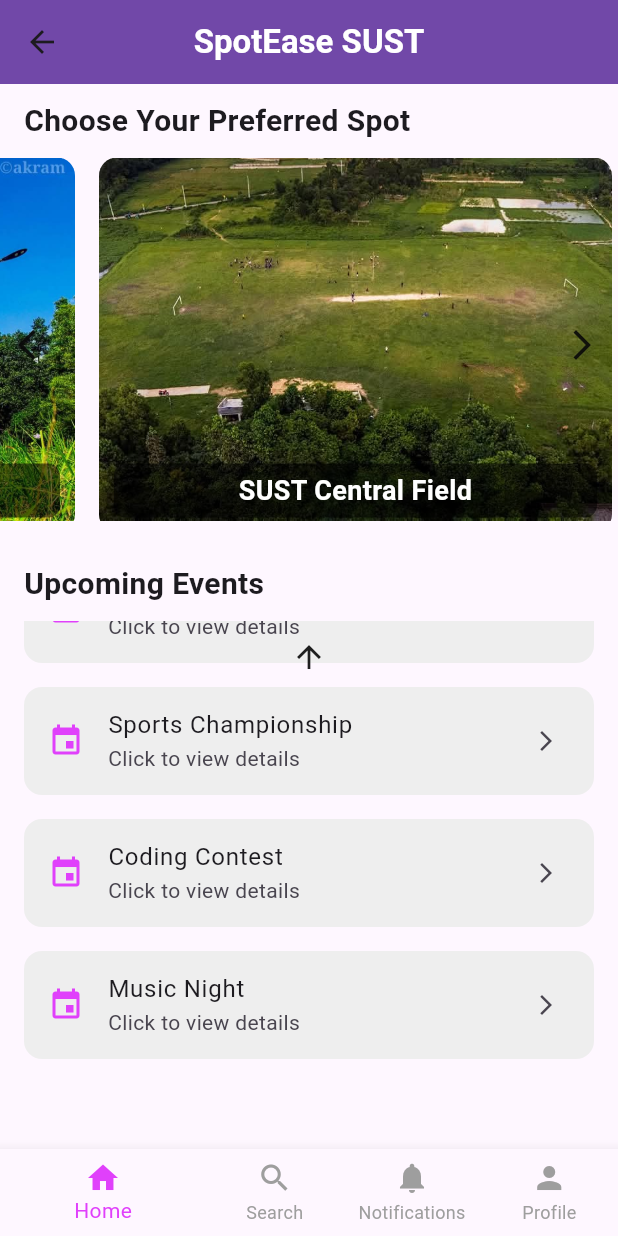
After one commit to mohaiminulnirob/SWE-250_Android_App, a Flutter app: the HomePage screen opened by its route, scrolled down 140 dp, after a tap on the "arrow forward ios" icon, on a phone screen of 412 x 824 dp. The commit adds this screen. Run offline on Flutter 3.47's test engine with Material 3 defaults, Android fonts, the phone set to English and light mode, and no system bars.

Commit message:
add home page and modify previous pages

```diff
--- a/lib/main.dart
+++ b/lib/main.dart
@@ -1,6 +1,9 @@
 import 'package:flutter/material.dart';
+import 'package:project/pages/login_page.dart';
 import 'package:project/pages/welcome_page.dart';
-import 'package:project/pages/login_page.dart';
+import 'package:project/pages/registration_page.dart';
+import 'package:project/pages/verification_page.dart';
+import 'package:project/pages/home_page.dart';
 
 void main() {
   runApp(const MyApp());
@@ -14,8 +17,19 @@ class MyApp extends StatelessWidget {
     return MaterialApp(
       debugShowCheckedModeBanner: false,
       home: WelcomePage(),
+      onGenerateRoute: (settings) {
+        if (settings.name == '/verification') {
+          final args = settings.arguments as String;
+          return MaterialPageRoute(
+            builder: (context) => VerificationPage(email: args),
+          );
+        }
+        return null;
+      },
       routes: {
+        '/home': (context) => const HomePage(),
         '/login': (context) => LoginPage(),
+        '/register': (context) => RegistrationPage(),
       },
     );
   }
--- /dev/null
+++ b/lib/pages/home_page.dart
@@ -0,0 +1,99 @@
+import 'package:flutter/material.dart';
+import 'package:project/widgets/bottom_nav_bar.dart';
+import 'package:project/widgets/custom_app_bar.dart';
+import 'package:project/widgets/spot_list.dart';
+import 'package:project/widgets/event_list.dart';
+
+class HomePage extends StatefulWidget {
+  const HomePage({super.key});
+
+  @override
+  HomePageState createState() => HomePageState();
+}
+
+class HomePageState extends State<HomePage> {
+  int _selectedIndex = 0;
+
+  final List<String> _spotImages = [
+    'assets/images/sust_audi2.jpg',
+    'assets/images/central_field.jpg',
+    'assets/images/basketball_ground.jpg',
+    'assets/images/handball_ground.jpg',
+    'assets/images/mini_audi.jpg',
+  ];
+
+  final List<String> _spotNames = [
+    "SUST Auditorium",
+    "SUST Central Field",
+    "SUST Basketball Ground",
+    "SUST Handball Ground",
+    "SUST Mini Auditorium",
+  ];
+
+  final List<String> _eventNames = [
+    "Cultural Fest 2025",
+    "Tech Carnival",
+    "Sports Championship",
+    "Coding Contest",
+    "Music Night"
+  ];
+
+  void _onItemTapped(int index) {
+    setState(() {
+      _selectedIndex = index;
+    });
+
+    switch (index) {
+      case 0:
+        Navigator.pushReplacementNamed(context, '/home');
+        break;
+      case 1:
+        Navigator.pushReplacementNamed(context, '/search');
+        break;
+      case 2:
+        Navigator.pushReplacementNamed(context, '/notifications');
+        break;
+      case 3:
+        Navigator.pushReplacementNamed(context, '/profile');
+        break;
+    }
+  }
+
+  @override
+  Widget build(BuildContext context) {
+    return Scaffold(
+      appBar: const CustomAppBar(title: "SpotEase SUST", showBackButton: false),
+      body: SingleChildScrollView(
+        child: Column(
+          crossAxisAlignment: CrossAxisAlignment.start,
+          children: [
+            const SizedBox(height: 10),
+            const Padding(
+              padding: EdgeInsets.symmetric(horizontal: 16.0),
+              child: Text(
+                "Choose Your Preferred Spot",
+                style: TextStyle(fontSize: 20, fontWeight: FontWeight.bold),
+              ),
+            ),
+            const SizedBox(height: 10),
+            SpotList(spotImages: _spotImages, spotNames: _spotNames),
+            const SizedBox(height: 20),
+            const Padding(
+              padding: EdgeInsets.symmetric(horizontal: 16.0),
+              child: Text(
+                "Upcoming Events",
+                style: TextStyle(fontSize: 20, fontWeight: FontWeight.bold),
+              ),
+            ),
+            const SizedBox(height: 10),
+            EventList(eventNames: _eventNames),
+          ],
+        ),
+      ),
+      bottomNavigationBar: BottomNavBar(
+        currentIndex: _selectedIndex,
+        onTap: _onItemTapped,
+      ),
+    );
+  }
+}
--- a/lib/pages/login_page.dart
+++ b/lib/pages/login_page.dart
@@ -10,6 +10,23 @@ class LoginPage extends StatefulWidget {
 
 class _LoginPageState extends State<LoginPage> {
   bool _isPasswordVisible = false;
+  bool _isLoading = false;
+
+  void _handleLogin() async {
+    setState(() {
+      _isLoading = true;
+    });
+
+    await Future.delayed(const Duration(seconds: 2));
+
+    setState(() {
+      _isLoading = false;
+    });
+
+    if (mounted) {
+      Navigator.pushReplacementNamed(context, '/home');
+    }
+  }
 
   @override
   Widget build(BuildContext context) {
@@ -90,20 +107,20 @@ class _LoginPageState extends State<LoginPage> {
                 SizedBox(
                   width: double.infinity,
                   child: ElevatedButton(
-                    onPressed: () {
-                      Navigator.pushReplacementNamed(context, '/home');
-                    },
+                    onPressed: _isLoading ? null : _handleLogin,
                     style: ElevatedButton.styleFrom(
                       padding: const EdgeInsets.symmetric(vertical: 15),
                       shape: RoundedRectangleBorder(
                           borderRadius: BorderRadius.circular(10)),
                       backgroundColor: const Color.fromARGB(255, 101, 237, 52),
                     ),
-                    child: const Text("Log In",
-                        style: TextStyle(
-                            color: Colors.black,
-                            fontSize: 16,
-                            fontWeight: FontWeight.bold)),
+                    child: _isLoading
+                        ? const CircularProgressIndicator(color: Colors.black)
+                        : const Text("Log In",
+                            style: TextStyle(
+                                color: Colors.black,
+                                fontSize: 16,
+                                fontWeight: FontWeight.bold)),
                   ),
                 ),
                 const SizedBox(height: 20),
--- a/lib/pages/verification_page.dart
+++ b/lib/pages/verification_page.dart
@@ -39,7 +39,8 @@ class VerificationPageState extends State<VerificationPage> {
             child: Column(
               mainAxisAlignment: MainAxisAlignment.center,
               children: [
-                const Icon(Icons.mark_email_read, size: 80, color: Colors.white),
+                const Icon(Icons.mark_email_read,
+                    size: 80, color: Colors.white),
                 const SizedBox(height: 20),
                 const Text(
                   "You are almost there!",
--- a/lib/pages/welcome_page.dart
+++ b/lib/pages/welcome_page.dart
@@ -13,7 +13,7 @@ class WelcomePageState extends State<WelcomePage> {
   final List<String> images = [
     'assets/images/sust_audi.jpg',
     'assets/images/central_field2.jpg',
-    'assets/images/basketball_ground.jpg'
+    'assets/images/basketball_ground2.jpg'
   ];
   int _imageIndex = 0;
   String fullQuote = "SUST Spot Booking, Smart & Easy!";
@@ -51,7 +51,7 @@ class WelcomePageState extends State<WelcomePage> {
       backgroundColor: const Color.fromARGB(197, 21, 18, 24),
       body: Center(
         child: Padding(
-          padding: const EdgeInsets.symmetric(horizontal: 30.0),
+          padding: const EdgeInsets.symmetric(horizontal: 10.0),
           child: Column(
             mainAxisAlignment: MainAxisAlignment.center,
             children: [
@@ -60,7 +60,7 @@ class WelcomePageState extends State<WelcomePage> {
                 child: Image.asset(
                   images[_imageIndex],
                   key: ValueKey<String>(images[_imageIndex]),
-                  height: 220,
+                  height: 250,
                   width: double.infinity,
                   fit: BoxFit.cover,
                 ),
@@ -71,7 +71,7 @@ class WelcomePageState extends State<WelcomePage> {
                 textAlign: TextAlign.center,
                 style: const TextStyle(
                     color: Colors.white,
-                    fontSize: 17,
+                    fontSize: 20,
                     fontWeight: FontWeight.bold,
                     fontFamily: 'Urbanist'),
               ),
--- /dev/null
+++ b/lib/widgets/bottom_nav_bar.dart
@@ -0,0 +1,38 @@
+import 'package:flutter/material.dart';
+
+class BottomNavBar extends StatelessWidget {
+  final int currentIndex;
+  final Function(int) onTap;
+
+  const BottomNavBar(
+      {super.key, required this.currentIndex, required this.onTap});
+
+  @override
+  Widget build(BuildContext context) {
+    return BottomNavigationBar(
+      currentIndex: currentIndex,
+      onTap: onTap,
+      selectedItemColor: Colors.purpleAccent,
+      unselectedItemColor: Colors.grey,
+      showUnselectedLabels: true,
+      items: const [
+        BottomNavigationBarItem(
+          icon: Icon(Icons.home),
+          label: "Home",
+        ),
+        BottomNavigationBarItem(
+          icon: Icon(Icons.search),
+          label: "Search",
+        ),
+        BottomNavigationBarItem(
+          icon: Icon(Icons.notifications),
+          label: "Notifications",
+        ),
+        BottomNavigationBarItem(
+          icon: Icon(Icons.person),
+          label: "Profile",
+        ),
+      ],
+    );
+  }
+}
--- /dev/null
+++ b/lib/widgets/event_list.dart
@@ -0,0 +1,106 @@
+import 'package:flutter/material.dart';
+
+class EventList extends StatefulWidget {
+  final List<String> eventNames;
+
+  const EventList({super.key, required this.eventNames});
+
+  @override
+  State<EventList> createState() => _EventListState();
+}
+
+class _EventListState extends State<EventList> {
+  final ScrollController _scrollController = ScrollController();
+  bool _showUpArrow = false;
+  bool _showDownArrow = true;
+
+  @override
+  void initState() {
+    super.initState();
+    _scrollController.addListener(_updateScrollArrows);
+  }
+
+  void _updateScrollArrows() {
+    setState(() {
+      _showUpArrow = _scrollController.offset > 0;
+      _showDownArrow =
+          _scrollController.offset < _scrollController.position.maxScrollExtent;
+    });
+  }
+
+  void _scrollUp() {
+    _scrollController.animateTo(
+      _scrollController.offset - 200,
+      duration: const Duration(milliseconds: 500),
+      curve: Curves.easeInOut,
+    );
+  }
+
+  void _scrollDown() {
+    _scrollController.animateTo(
+      _scrollController.offset + 200,
+      duration: const Duration(milliseconds: 500),
+      curve: Curves.easeInOut,
+    );
+  }
+
+  @override
+  Widget build(BuildContext context) {
+    return Stack(
+      alignment: Alignment.center,
+      children: [
+        SizedBox(
+          height: 300,
+          child: ListView.builder(
+            controller: _scrollController,
+            itemCount: widget.eventNames.length,
+            itemBuilder: (context, index) {
+              return Padding(
+                padding:
+                    const EdgeInsets.symmetric(horizontal: 16, vertical: 8),
+                child: Container(
+                  decoration: BoxDecoration(
+                    borderRadius: BorderRadius.circular(12),
+                    color: Colors.grey[200],
+                  ),
+                  child: ListTile(
+                    leading:
+                        const Icon(Icons.event, color: Colors.purpleAccent),
+                    title: Text(widget.eventNames[index]),
+                    subtitle: const Text("Click to view details"),
+                    trailing: const Icon(Icons.arrow_forward_ios, size: 16),
+                    onTap: () {},
+                  ),
+                ),
+              );
+            },
+          ),
+        ),
+        if (_showUpArrow)
+          Positioned(
+            top: 0,
+            child: IconButton(
+              icon: const Icon(Icons.arrow_upward,
+                  color: Color.fromARGB(231, 9, 9, 9)),
+              onPressed: _scrollUp,
+            ),
+          ),
+        if (_showDownArrow)
+          Positioned(
+            bottom: 0,
+            child: IconButton(
+              icon: const Icon(Icons.arrow_downward,
+                  color: Color.fromARGB(231, 9, 9, 9)),
+              onPressed: _scrollDown,
+            ),
+          ),
+      ],
+    );
+  }
+
+  @override
+  void dispose() {
+    _scrollController.dispose();
+    super.dispose();
+  }
+}
--- /dev/null
+++ b/lib/widgets/spot_list.dart
@@ -0,0 +1,132 @@
+import 'package:flutter/material.dart';
+
+class SpotList extends StatefulWidget {
+  final List<String> spotImages;
+  final List<String> spotNames;
+
+  const SpotList(
+      {super.key, required this.spotImages, required this.spotNames});
+
+  @override
+  State<SpotList> createState() => _SpotListState();
+}
+
+class _SpotListState extends State<SpotList> {
+  final ScrollController _scrollController = ScrollController();
+  bool _showLeftArrow = false;
+  bool _showRightArrow = true;
+
+  @override
+  void initState() {
+    super.initState();
+    _scrollController.addListener(_updateScrollArrows);
+  }
+
+  void _updateScrollArrows() {
+    setState(() {
+      _showLeftArrow = _scrollController.offset > 0;
+      _showRightArrow =
+          _scrollController.offset < _scrollController.position.maxScrollExtent;
+    });
+  }
+
+  void _scrollLeft() {
+    _scrollController.animateTo(
+      _scrollController.offset - 300,
+      duration: const Duration(milliseconds: 500),
+      curve: Curves.easeInOut,
+    );
+  }
+
+  void _scrollRight() {
+    _scrollController.animateTo(
+      _scrollController.offset + 300,
+      duration: const Duration(milliseconds: 500),
+      curve: Curves.easeInOut,
+    );
+  }
+
+  @override
+  Widget build(BuildContext context) {
+    return Stack(
+      alignment: Alignment.center,
+      children: [
+        SizedBox(
+          height: 250,
+          child: ListView.builder(
+            controller: _scrollController,
+            scrollDirection: Axis.horizontal,
+            itemCount: widget.spotImages.length,
+            itemBuilder: (context, index) {
+              return GestureDetector(
+                onTap: () {},
+                child: Padding(
+                  padding: const EdgeInsets.symmetric(horizontal: 8.0),
+                  child: ClipRRect(
+                    borderRadius: BorderRadius.circular(12),
+                    child: Stack(
+                      children: [
+                        Image.asset(
+                          widget.spotImages[index],
+                          height: 242,
+                          width: 342,
+                          fit: BoxFit.cover,
+                        ),
+                        Positioned(
+                          bottom: 10,
+                          left: 10,
+                          right: 10,
+                          child: Container(
+                            padding: const EdgeInsets.symmetric(
+                                vertical: 5, horizontal: 10),
+                            decoration: BoxDecoration(
+                              color: Colors.black54,
+                              borderRadius: BorderRadius.circular(8),
+                            ),
+                            child: Text(
+                              widget.spotNames[index],
+                              style: const TextStyle(
+                                color: Colors.white,
+                                fontSize: 18,
+                                fontWeight: FontWeight.bold,
+                              ),
+                              textAlign: TextAlign.center,
+                            ),
+                          ),
+                        ),
+                      ],
+                    ),
+                  ),
+                ),
+              );
+            },
+          ),
+        ),
+        if (_showLeftArrow)
+          Positioned(
+            left: 0,
+            child: IconButton(
+              icon: const Icon(Icons.arrow_back_ios,
+                  color: Color.fromARGB(231, 9, 9, 9)),
+              onPressed: _scrollLeft,
+            ),
+          ),
+        if (_showRightArrow)
+          Positioned(
+            right: 0,
+            child: IconButton(
+              icon: const Icon(Icons.arrow_forward_ios,
+                  color: Color.fromARGB(231, 9, 9, 9)),
+              onPressed: _scrollRight,
+            ),
+          ),
+      ],
+    );
+  }
+
+  @override
+  void dispose() {
+    _scrollController.dispose();
+    super.dispose();
+  }
+}
```
Also changed, not shown: assets/images/mini_audi.jpg (added), lib/pages/registration_page.dart (line endings or trailing spaces).
